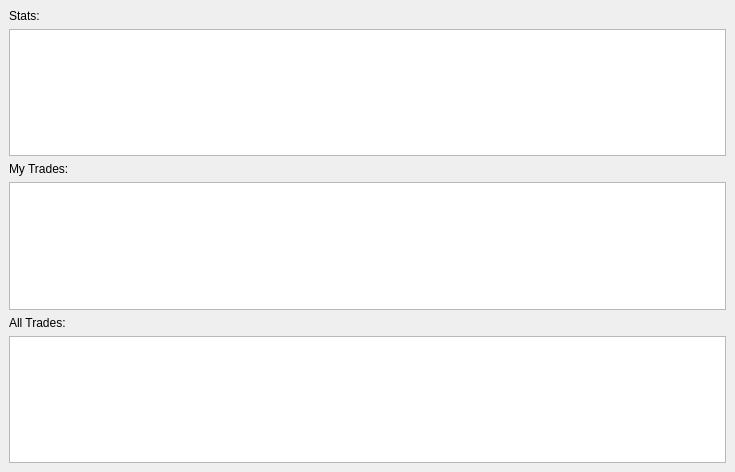
The window that trading-evaluator-widget.ui (shocklateboy92/se3011) describes before a commit, drawn with Qt 5.
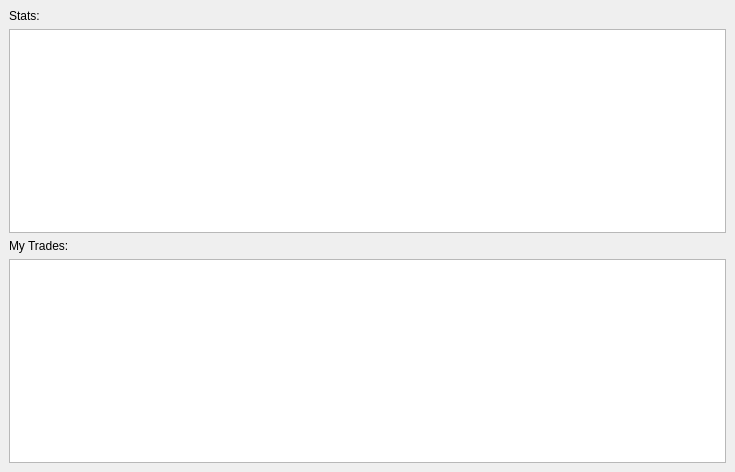
The same window after the commit.

Commit message: Removed all trades

```diff
--- a/trading-evaluator-widget.ui
+++ b/trading-evaluator-widget.ui
@@ -35,29 +35,6 @@
     <item>
      <widget class="QTableView" name="my_trades"/>
     </item>
-    <item>
-     <widget class="QLabel" name="all_trades_label">
-      <property name="text">
-       <string>All Trades:</string>
-      </property>
-     </widget>
-    </item>
-    <item>
-     <widget class="QTableView" name="all_trades">
-      <property name="sizePolicy">
-       <sizepolicy hsizetype="Expanding" vsizetype="Expanding">
-        <horstretch>0</horstretch>
-        <verstretch>0</verstretch>
-       </sizepolicy>
-      </property>
-      <property name="minimumSize">
-       <size>
-        <width>711</width>
-        <height>0</height>
-       </size>
-      </property>
-     </widget>
-    </item>
    </layout>
   </widget>
  </widget>
```
The commit also changes 1 other file.
